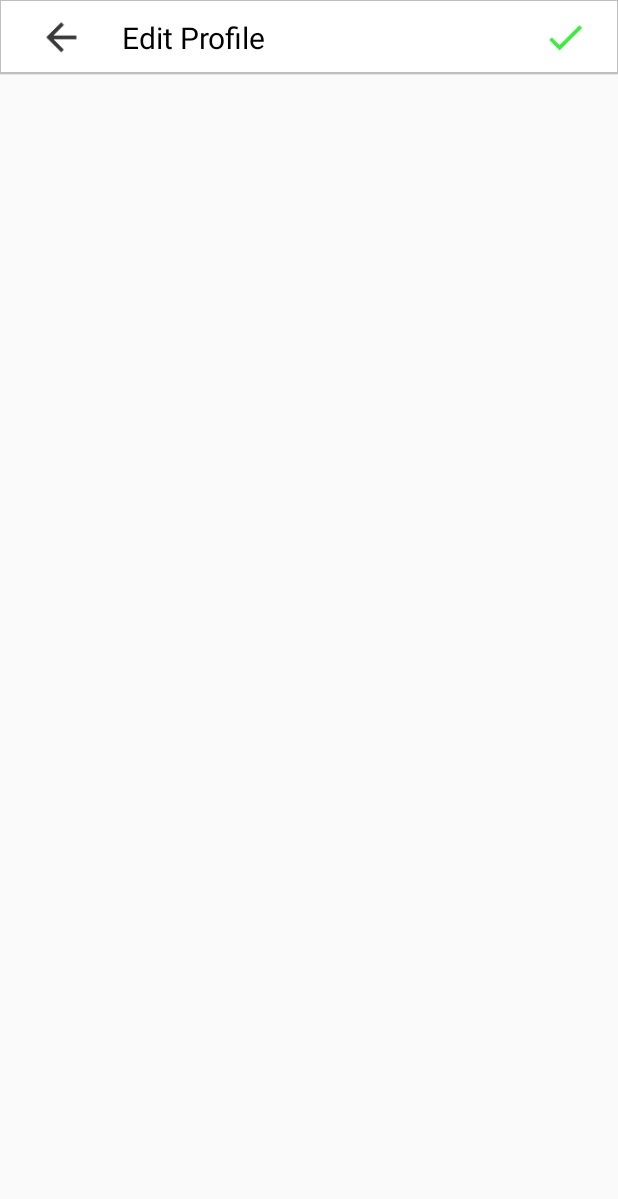
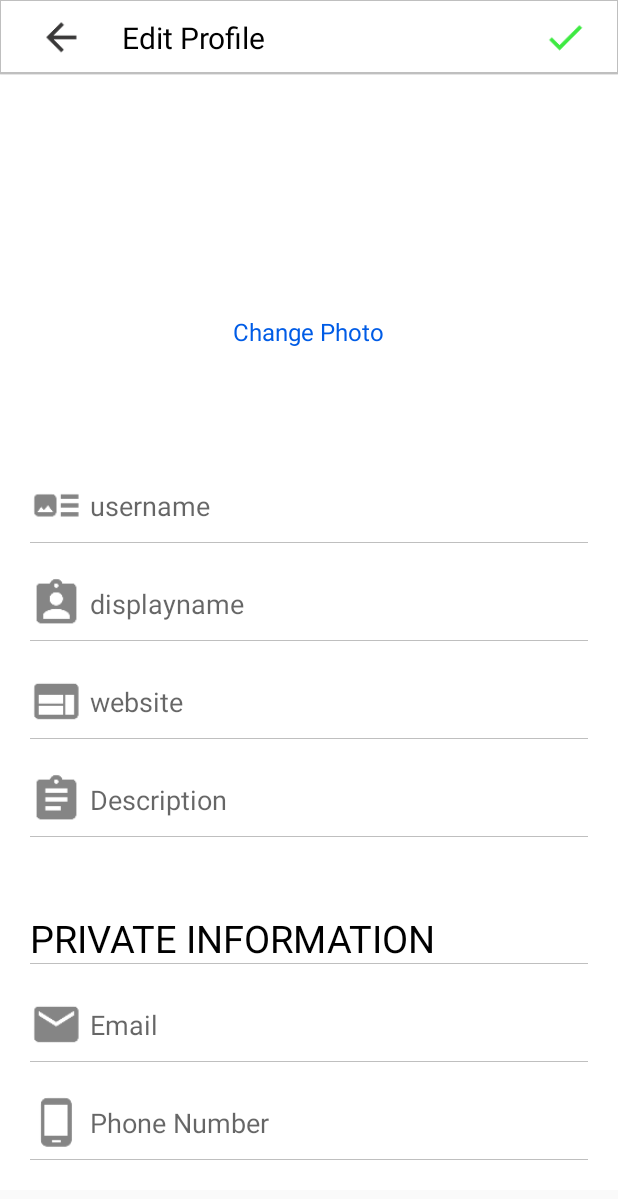
Before and after one commit to Vrishank-Gupta/Instagram_Android, an Android app: the fragment EditProfileFragment shown on its own in the app's theme, on a phone screen of 412 x 824 dp. Shown: the top 1199 px of the screen. Run offline under Robolectric (Android 15) with nearby library versions, the phone set to English and light mode, and no system bars; our stand-ins replace CircleImageView.

Commit message:
editProfile Icons

```diff
--- a/app/src/main/res/layout/fragment_editprofile.xml
+++ b/app/src/main/res/layout/fragment_editprofile.xml
@@ -23,6 +23,7 @@
             android:layout_below="@id/relLayout1"
             android:id="@id/relLayout2">
 
+            <include layout="@layout/snippet_center_editprofile"/>
 
         </RelativeLayout>
 
--- a/app/src/main/res/layout/snippet_center_editprofile.xml
+++ b/app/src/main/res/layout/snippet_center_editprofile.xml
@@ -43,8 +43,9 @@
                     <ImageView
                         android:layout_width="35dp"
                         android:layout_height="35dp"
-                        android:src="@drawable/ic_alert"
-                        android:layout_centerVertical="true"/>
+                        android:src="@drawable/ic_username"
+                        android:layout_centerVertical="true"
+                        />
 
                     <EditText
                         android:layout_width="match_parent"
@@ -71,7 +72,7 @@
                 <ImageView
                     android:layout_width="35dp"
                     android:layout_height="35dp"
-                    android:src="@drawable/ic_alert"
+                    android:src="@drawable/ic_display_name"
                     android:layout_centerVertical="true"/>
 
                 <EditText
@@ -97,7 +98,7 @@
                 <ImageView
                     android:layout_width="35dp"
                     android:layout_height="35dp"
-                    android:src="@drawable/ic_alert"
+                    android:src="@drawable/ic_web"
                     android:layout_centerVertical="true"/>
 
                 <EditText
@@ -111,7 +112,6 @@
                     android:hint="website"/>
             </RelativeLayout>
 
-
             <!--  description section-->
             <RelativeLayout
                 android:layout_width="match_parent"
@@ -124,7 +124,7 @@
                 <ImageView
                     android:layout_width="35dp"
                     android:layout_height="35dp"
-                    android:src="@drawable/ic_alert"
+                    android:src="@drawable/ic_description"
                     android:layout_centerVertical="true"/>
 
                 <EditText
@@ -163,7 +163,7 @@
                 <ImageView
                     android:layout_width="35dp"
                     android:layout_height="35dp"
-                    android:src="@drawable/ic_alert"
+                    android:src="@drawable/ic_email"
                     android:layout_centerVertical="true"/>
 
                 <EditText
@@ -190,7 +190,7 @@
                 <ImageView
                     android:layout_width="35dp"
                     android:layout_height="35dp"
-                    android:src="@drawable/ic_alert"
+                    android:src="@drawable/ic_phone"
                     android:layout_centerVertical="true"/>
 
                 <EditText
```
